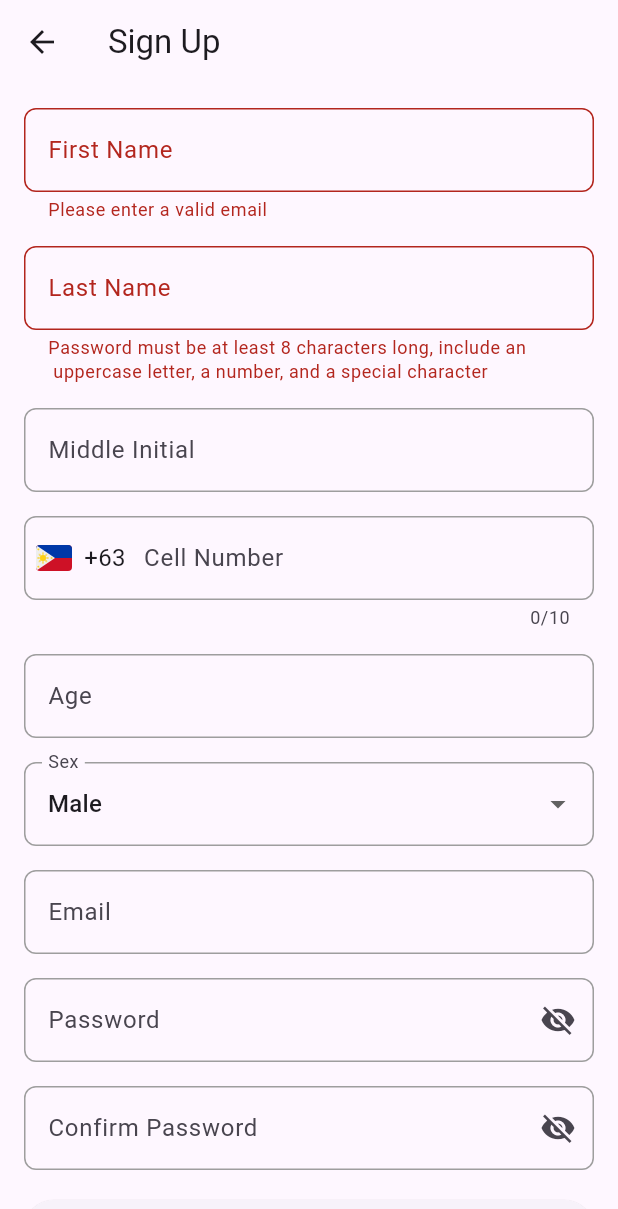
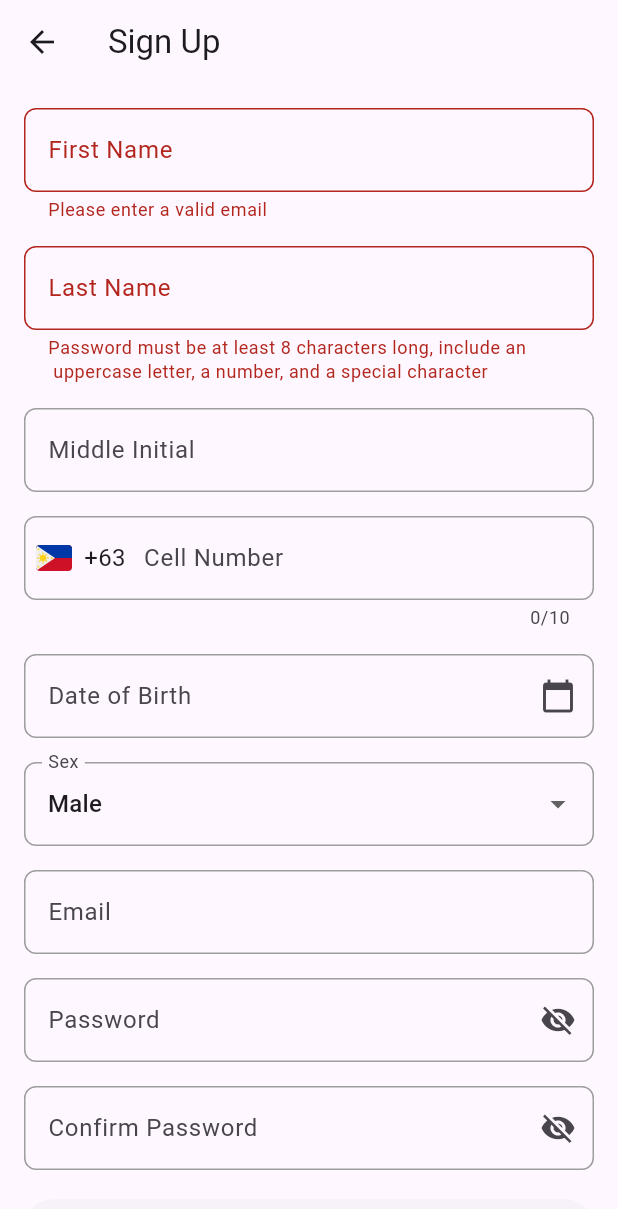
Before and after one commit to Jazo00/mobile_app_ar, a Flutter app: the LoginAndSignupPage screen opened by its route, after a tap on "Login", after a tap on "Don't have an account? Sign Up", on a phone screen of 412 x 824 dp. Shown: the top 1209 px of the screen. Run offline on Flutter 3.47's test engine with Material 3 defaults, Android fonts, the phone set to English and light mode, and no system bars; our stand-ins replace flutter_svg, google_fonts, image_picker, shared_preferences, supabase_flutter; accounts and stored records are empty.

Commit message:
login_and_signup_page edited to have birth date as well

```diff
--- a/mobile_app_ar/lib/login_and_signup_page.dart
+++ b/mobile_app_ar/lib/login_and_signup_page.dart
@@ -1,10 +1,10 @@
 import 'dart:async';
-
 import 'package:flutter/material.dart';
 import 'package:flutter/services.dart';
 import 'package:flutter_svg/flutter_svg.dart';
 import 'package:shared_preferences/shared_preferences.dart';
 import 'package:supabase_flutter/supabase_flutter.dart';
+import 'package:intl/intl.dart'; // Import for date formatting
 
 class LoginAndSignupPage extends StatefulWidget {
   @override
@@ -23,15 +23,26 @@ class _LoginAndSignupPageState extends State<LoginAndSignupPage> {
   final TextEditingController _middleInitialController = TextEditingController();
   final TextEditingController _emailController = TextEditingController();
   final TextEditingController _cellNumberController = TextEditingController();
-  final TextEditingController _ageController = TextEditingController();
+  final TextEditingController _dateOfBirthController = TextEditingController();
   final TextEditingController _passwordController = TextEditingController();
   final TextEditingController _confirmPasswordController = TextEditingController();
   String _selectedSex = 'Male';
+  DateTime? _selectedDateOfBirth;
 
   void toggleFormType() {
     setState(() {
       isLogin = !isLogin;
     });
+  }
+
+  int _calculateAge(DateTime birthDate) {
+    final today = DateTime.now();
+    int age = today.year - birthDate.year;
+    if (today.month < birthDate.month ||
+        (today.month == birthDate.month && today.day < birthDate.day)) {
+      age--;
+    }
+    return age;
   }
 
   Future<void> _signUp() async {
@@ -47,7 +58,8 @@ class _LoginAndSignupPageState extends State<LoginAndSignupPage> {
           'middle_initial': _middleInitialController.text,
           'email': _emailController.text,
           'cell_number': '+63${_cellNumberController.text}',
-          'age': int.parse(_ageController.text),
+          'date_of_birth': _selectedDateOfBirth?.toIso8601String(),
+          'age': _calculateAge(_selectedDateOfBirth!),
           'sex': _selectedSex,
         }).execute();
 
@@ -128,6 +140,21 @@ class _LoginAndSignupPageState extends State<LoginAndSignupPage> {
       prefixIcon: prefixIcon,
       suffixIcon: suffixIcon,
     );
+  }
+
+  Future<void> _selectDate(BuildContext context) async {
+    final DateTime? picked = await showDatePicker(
+      context: context,
+      initialDate: _selectedDateOfBirth ?? DateTime.now(),
+      firstDate: DateTime(1900),
+      lastDate: DateTime.now(),
+    );
+    if (picked != null && picked != _selectedDateOfBirth) {
+      setState(() {
+        _selectedDateOfBirth = picked;
+        _dateOfBirthController.text = DateFormat('yyyy-MM-dd').format(picked);
+      });
+    }
   }
 
   @override
@@ -233,15 +260,13 @@ class _LoginAndSignupPageState extends State<LoginAndSignupPage> {
                 ),
                 const SizedBox(height: 16),
                 TextFormField(
-                  controller: _ageController,
-                  decoration: _inputDecoration('Age'),
-                  keyboardType: TextInputType.number,
-                  inputFormatters: [
-                    FilteringTextInputFormatter.allow(RegExp(r'^\d{1,2}$')),
-                  ],
+                  controller: _dateOfBirthController,
+                  readOnly: true,
+                  onTap: () => _selectDate(context),
+                  decoration: _inputDecoration('Date of Birth', suffixIcon: Icon(Icons.calendar_today)),
                   validator: (value) {
-                    if (value == null || value.isEmpty || int.tryParse(value) == null) {
-                      return 'Please enter a valid age';
+                    if (value == null || value.isEmpty) {
+                      return 'Please enter your date of birth';
                     }
                     return null;
                   },
```
